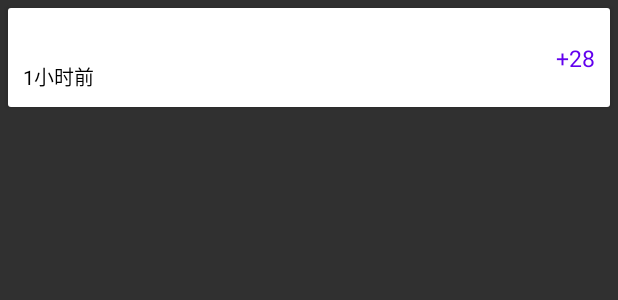
After one commit to WislieZhu/WanAndroid-Kotlin, an Android app: the layout item_my_coin.xml on its own in the app's theme, with its tools: preview values and no code run, on a phone screen of 412 x 824 dp. The commit adds this screen. Shown: the top 300 px of the screen. Run offline under Robolectric (Android 15) with nearby library versions, the phone set to English and light mode, and no system bars; network calls fail.

Commit message:
我的积分

```diff
--- a/app/src/main/java/com/wislie/wanandroid/adapter/holder/BannerViewHolder.kt
+++ b/app/src/main/java/com/wislie/wanandroid/adapter/holder/BannerViewHolder.kt
@@ -9,10 +9,12 @@ import com.wislie.wanandroid.R
 import com.wislie.wanandroid.data.Banner
 import com.zhpan.bannerview.BaseViewHolder
 
-class BannerViewHolder( itemView: View): BaseViewHolder<Banner>(itemView) {
+class BannerViewHolder(itemView: View) : BaseViewHolder<Banner>(itemView) {
+
     override fun bindData(data: Banner, position: Int, pageSize: Int) {
         val imageView = itemView.findViewById<ImageView>(R.id.banner_image)
-        Glide.with(Utils.getApp()).load(data.imagePath).transform( RoundedCorners(80))
+        Glide.with(itemView.context).load(data.imagePath)
+            .transform(RoundedCorners(80))
             .into(imageView)
     }
 }
--- a/app/src/main/java/com/wislie/wanandroid/fragment/FirstPageFragment.kt
+++ b/app/src/main/java/com/wislie/wanandroid/fragment/FirstPageFragment.kt
@@ -38,7 +38,6 @@ class FirstPageFragment : BaseViewModelFragment<BaseViewModel, FragmentFirstPage
     private val articlesViewModel: ArticlesViewModel by viewModels()
 
     private val adapter by lazy {
-
         FirstPageArticleAdapter { position, articleInfo ->
             articleInfo?.also {
                 if (it.collect != null && it.collect) {
@@ -100,9 +99,10 @@ class FirstPageFragment : BaseViewModelFragment<BaseViewModel, FragmentFirstPage
                 val header = binding.rvArticles.getChildAt(0)
                 if (header != null && header is BannerViewPager<*, *>) {
                     val bannerVp = header as BannerViewPager<Banner, BannerViewHolder>
+                    val bannerPager = BannerPager()
                     bannerVp
                         .setIndicatorGravity(IndicatorGravity.CENTER) /*指示器的位置*/
-                        .setAdapter(BannerPager())  //设置适配器    必须
+                        .setAdapter(bannerPager)  //设置适配器    必须
                         .setIndicatorStyle(IndicatorStyle.ROUND_RECT)  /*设置指示器样式*/
                         .setIndicatorSliderGap(BannerUtils.dp2px(2F)) /*指示器的间距*/
                         .create(banners)  /*设置数据*/   /*必须*/
--- /dev/null
+++ b/app/src/main/res/layout/item_my_coin.xml
@@ -0,0 +1,61 @@
+<?xml version="1.0" encoding="utf-8"?>
+<layout xmlns:android="http://schemas.android.com/apk/res/android"
+    xmlns:app="http://schemas.android.com/apk/res-auto"
+    xmlns:tools="http://schemas.android.com/tools">
+
+    <data>
+        <variable
+            name="coinItem"
+            type="com.wislie.wanandroid.data.CoinItem" />
+
+    </data>
+
+    <androidx.cardview.widget.CardView
+        android:layout_width="match_parent"
+        android:layout_height="wrap_content"
+        android:layout_margin="@dimen/dp_5">
+
+        <androidx.constraintlayout.widget.ConstraintLayout
+            android:layout_width="match_parent"
+            android:layout_height="wrap_content"
+            android:background="@android:color/white"
+            android:padding="10dp">
+
+            <TextView
+                android:id="@+id/tv_signal_coin"
+                android:layout_width="wrap_content"
+                android:layout_height="wrap_content"
+                app:layout_constraintLeft_toLeftOf="parent"
+                app:layout_constraintTop_toTopOf="parent"
+                android:textColor="@android:color/black"
+                android:padding="@dimen/dp_3"
+                android:textSize="13sp"
+                app:myCoinDesc="@{coinItem.desc}"
+                />
+
+            <TextView
+                android:id="@+id/tv_signal_date"
+                tools:text="1小时前"
+                app:date="@{coinItem.date}"
+                android:textColor="@android:color/black"
+                app:layout_constraintTop_toBottomOf="@id/tv_signal_coin"
+                app:layout_constraintLeft_toLeftOf="@id/tv_signal_coin"
+                android:textSize="13sp"
+                android:layout_width="wrap_content"
+                android:layout_height="wrap_content"/>
+
+            <TextView
+                android:id="@+id/tv_current_coin"
+                tools:text="+28"
+                app:myCoinCount="@{coinItem.coinCount}"
+                android:textColor="@color/purple_500"
+                app:layout_constraintRight_toRightOf="parent"
+                app:layout_constraintTop_toTopOf="@id/tv_signal_coin"
+                app:layout_constraintBottom_toBottomOf="@id/tv_signal_date"
+                android:textSize="15sp"
+                android:layout_width="wrap_content"
+                android:layout_height="wrap_content"/>
+        </androidx.constraintlayout.widget.ConstraintLayout>
+
+    </androidx.cardview.widget.CardView>
+</layout>
--- a/app/src/main/res/navigation/navi_main.xml
+++ b/app/src/main/res/navigation/navi_main.xml
@@ -41,6 +41,12 @@
     </fragment>
 
     <fragment
+        android:id="@+id/fragment_my_coin"
+        android:name="com.wislie.wanandroid.fragment.MyCoinListFragment"
+        tools:layout="@layout/fragment_my_coin_list"/>
+
+
+    <fragment
         android:id="@+id/fragment_web"
         android:name="com.wislie.wanandroid.fragment.WebFragment"
         tools:layout="@layout/fragment_web">
```
Also changed, not shown: app/src/main/java/com/wislie/wanandroid/adapter/BannerPager.kt (+9 -3 lines), app/src/main/java/com/wislie/wanandroid/adapter/BindingAdapters.kt (+23 -0 lines), app/src/main/java/com/wislie/wanandroid/adapter/MyCoinAdapter.kt (added, +35 -0 lines), app/src/main/java/com/wislie/wanandroid/adapter/holder/MyCoinHolder.kt (added, +15 -0 lines), app/src/main/java/com/wislie/wanandroid/datasource/MyCoinListPagingSource.kt (added, +65 -0 lines), app/src/main/java/com/wislie/wanandroid/fragment/MineFragment.kt (+11 -8 lines), app/src/main/java/com/wislie/wanandroid/fragment/MyCoinListFragment.kt (added, +70 -0 lines), app/src/main/java/com/wislie/wanandroid/fragment/ProjectCategoryFragment.kt (+20 -0 lines), app/src/main/java/com/wislie/wanandroid/network/ApiService.kt (+5 -8 lines), app/src/main/java/com/wislie/wanandroid/viewmodel/CoinViewModel.kt (+13 -2 lines), app/src/main/res/layout/fragment_my_coin_list.xml (added, +28 -0 lines), 1 other file.
